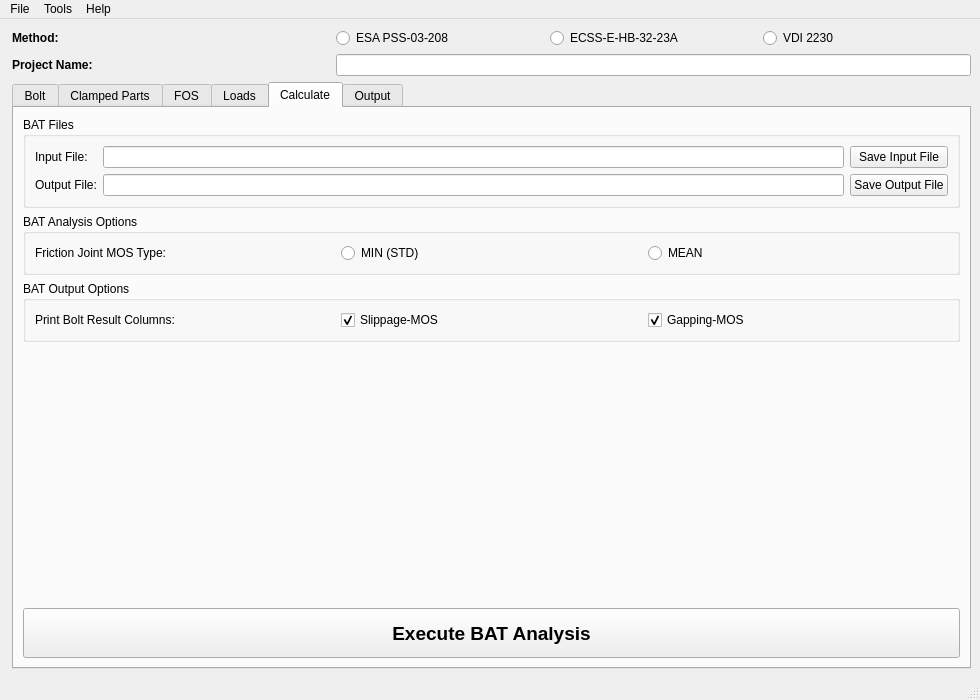
This is BAT/src/gui/bat_gui.ui in misams/BAT as Qt 5 draws it before an edit. The edited form follows.
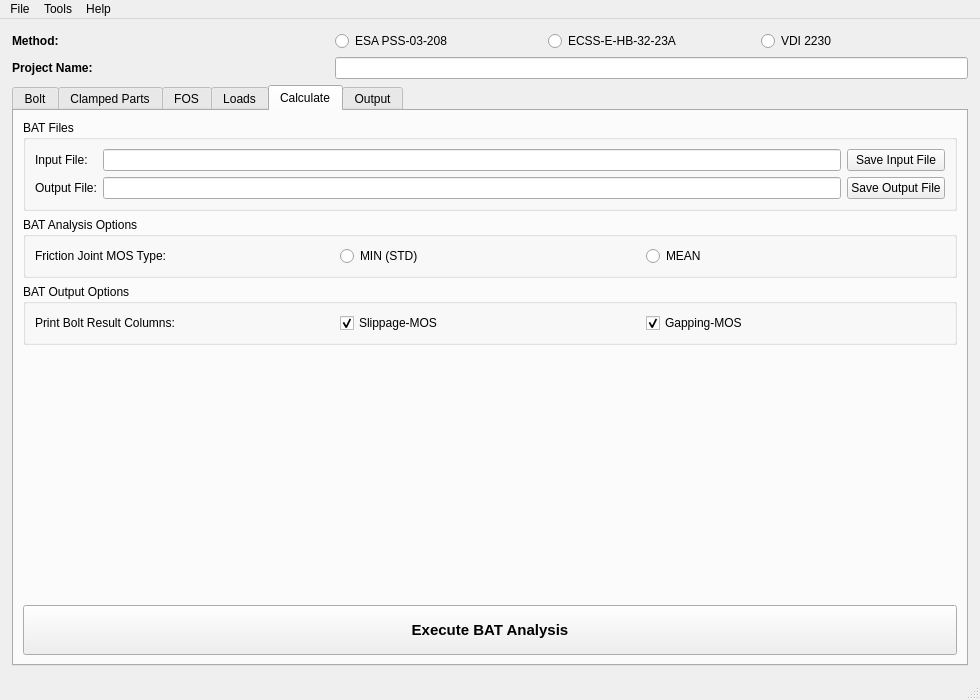
This is the edited form. The open tabs and pages were chosen to show the change.

```diff
--- a/BAT/src/gui/bat_gui.ui
+++ b/BAT/src/gui/bat_gui.ui
@@ -23,7 +23,16 @@
    <layout class="QGridLayout" name="gridLayout_4">
        <property name="leftMargin">
      <number>12</number>
-       </property> 
+    </property>
+    <property name="topMargin">
+     <number>12</number>
+    </property>
+    <property name="rightMargin">
+     <number>12</number>
+    </property>
+    <property name="bottomMargin">
+     <number>12</number>
+    </property>
     <item row="1" column="1" colspan="2">
      <widget class="QLineEdit" name="projectName"/>
     </item>
@@ -1314,7 +1323,8 @@
           </property>
           <property name="font">
            <font>
-            <pointsize>14</pointsize>
+            <pointsize>11</pointsize>
+            <weight>75</weight>
             <bold>true</bold>
            </font>
           </property>
```
Left out of the diff: 6 changed lines with no effect on the pictures.
